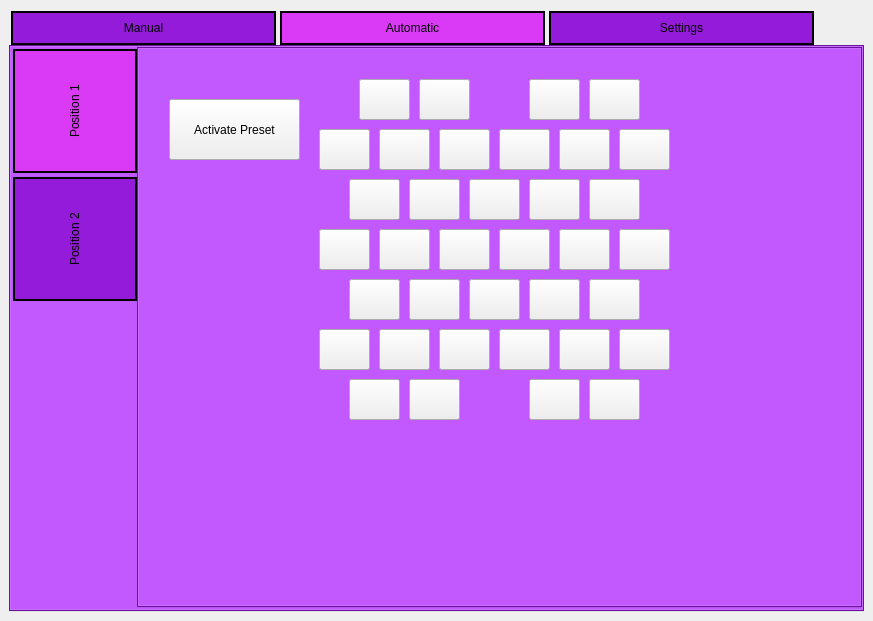
Before: the Qt Designer form GUI/vr_gui_layout.ui in rschloen/haptic_vr, drawn with Qt 5.
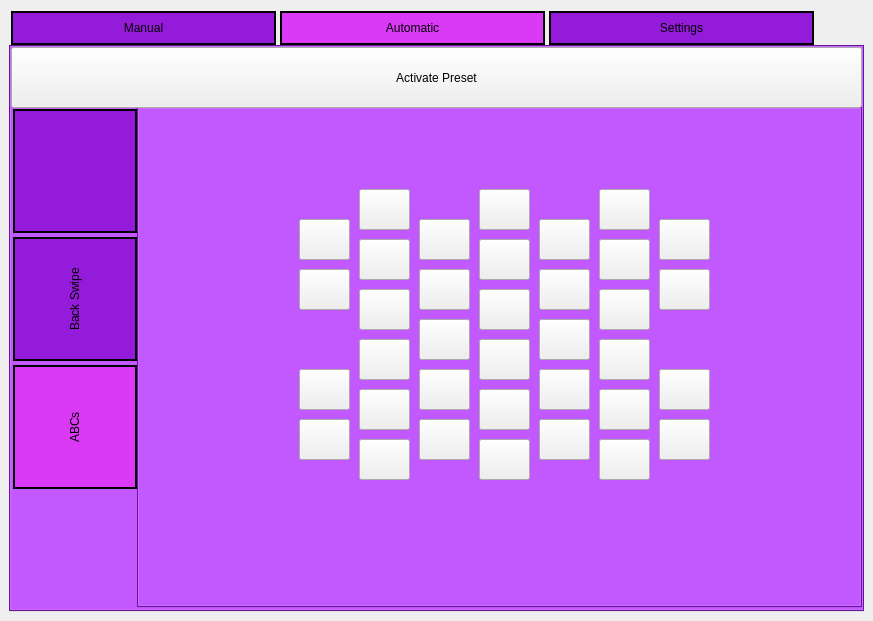
After: the same form once the commit is applied. The open tabs and pages were chosen to show the change. Icons and pictures are not drawn.

Commit message:
Added All modes and presets
To manual tab: Added ability to set all features of timing (continuous,
high/low freq modulation and duty cycle).
Added multi touch (turning on multiple actuators at once)
Added the ability to make or append to a preset.
Made minor changes to style (hexagonal buttons)

To automatic tab: Added button that activates preset for selected tab.
Added tabs for two new presets, ABCs and simulating hand sliding along
back

What changed in the file:
```diff
--- a/GUI/vr_gui_layout.ui
+++ b/GUI/vr_gui_layout.ui
@@ -20,11 +20,7 @@
    <bool>false</bool>
   </property>
   <property name="styleSheet">
-   <string notr="true">QPushButton:checked{
-	color: blue;
-	background-color: rgb(48, 50, 198);
-	border: 1px solid black;
-}
+   <string notr="true">
 </string>
   </property>
   <widget class="QWidget" name="centralwidget">
@@ -1183,9 +1179,9 @@
           <property name="geometry">
            <rect>
             <x>0</x>
-            <y>0</y>
+            <y>60</y>
             <width>851</width>
-            <height>561</height>
+            <height>501</height>
            </rect>
           </property>
           <property name="styleSheet">
@@ -1206,7 +1202,7 @@
            <enum>QTabWidget::West</enum>
           </property>
           <property name="currentIndex">
-           <number>0</number>
+           <number>2</number>
           </property>
           <property name="elideMode">
            <enum>Qt::ElideLeft</enum>
@@ -1216,7 +1212,7 @@
             <string notr="true"/>
            </property>
            <attribute name="title">
-            <string>Position 1</string>
+            <string/>
            </attribute>
            <widget class="QPushButton" name="Act7_2">
             <property name="geometry">
@@ -1797,25 +1793,25 @@
              <bool>true</bool>
             </property>
            </widget>
-           <widget class="QPushButton" name="preset_button1">
+          </widget>
+          <widget class="QWidget" name="tab_2">
+           <attribute name="title">
+            <string>Back Swipe</string>
+           </attribute>
+           <widget class="QPushButton" name="Act24_8">
             <property name="geometry">
              <rect>
-              <x>30</x>
-              <y>50</y>
-              <width>131</width>
-              <height>61</height>
+              <x>340</x>
+              <y>280</y>
+              <width>51</width>
+              <height>41</height>
              </rect>
             </property>
             <property name="text">
-             <string>Activate Preset</string>
+             <string/>
             </property>
            </widget>
-          </widget>
-          <widget class="QWidget" name="Position2">
-           <attribute name="title">
-            <string>Position 2</string>
-           </attribute>
-           <widget class="QPushButton" name="pushButton_73">
+           <widget class="QPushButton" name="Act11_8">
             <property name="geometry">
              <rect>
               <x>550</x>
@@ -2117,7 +2113,63 @@
            <widget class="QPushButton" name="pushButton_96">
             <property name="geometry">
              <rect>
-              <x>370</x>
+              <x>220</x>
+              <y>330</y>
+              <width>51</width>
+              <height>41</height>
+             </rect>
+            </property>
+            <property name="text">
+             <string/>
+            </property>
+            <property name="checkable">
+             <bool>true</bool>
+            </property>
+            <attribute name="buttonGroup">
+             <string notr="true">buttonGroup_2</string>
+            </attribute>
+           </widget>
+          </widget>
+          <widget class="QWidget" name="tab_3">
+           <attribute name="title">
+            <string>ABCs</string>
+           </attribute>
+           <widget class="QPushButton" name="Act14_4">
+            <property name="geometry">
+             <rect>
+              <x>400</x>
+              <y>160</y>
+              <width>51</width>
+              <height>41</height>
+             </rect>
+            </property>
+            <property name="text">
+             <string/>
+            </property>
+            <property name="checkable">
+             <bool>true</bool>
+            </property>
+           </widget>
+           <widget class="QPushButton" name="Act24_4">
+            <property name="geometry">
+             <rect>
+              <x>340</x>
+              <y>280</y>
+              <width>51</width>
+              <height>41</height>
+             </rect>
+            </property>
+            <property name="text">
+             <string/>
+            </property>
+            <property name="checkable">
+             <bool>true</bool>
+            </property>
+           </widget>
+           <widget class="QPushButton" name="Act2_4">
+            <property name="geometry">
+             <rect>
+              <x>220</x>
               <y>80</y>
               <width>51</width>
               <height>41</height>
@@ -2126,12 +2178,15 @@
             <property name="text">
              <string/>
             </property>
+            <property name="checkable">
+             <bool>true</bool>
+            </property>
            </widget>
-           <widget class="QPushButton" name="pushButton_97">
+           <widget class="QPushButton" name="Act7_4">
             <property name="geometry">
              <rect>
-              <x>310</x>
-              <y>250</y>
+              <x>280</x>
+              <y>110</y>
               <width>51</width>
               <height>41</height>
              </rect>
@@ -2139,11 +2194,30 @@
             <property name="text">
              <string/>
             </property>
+            <property name="checkable">
+             <bool>true</bool>
+            </property>
            </widget>
-           <widget class="QPushButton" name="pushButton_98">
+           <widget class="QPushButton" name="Act25_4">
             <property name="geometry">
              <rect>
-              <x>190</x>
+              <x>400</x>
+              <y>260</y>
+              <width>51</width>
+              <height>41</height>
+             </rect>
+            </property>
+            <property name="text">
+             <string/>
+            </property>
+            <property name="checkable">
+             <bool>true</bool>
+            </property>
+           </widget>
+           <widget class="QPushButton" name="Act20_4">
+            <property name="geometry">
+             <rect>
+              <x>400</x>
               <y>210</y>
               <width>51</width>
               <height>41</height>
@@ -2152,12 +2226,15 @@
             <property name="text">
              <string/>
             </property>
+            <property name="checkable">
+             <bool>true</bool>
+            </property>
            </widget>
-           <widget class="QPushButton" name="pushButton_99">
+           <widget class="QPushButton" name="Act33_4">
             <property name="geometry">
              <rect>
-              <x>250</x>
-              <y>230</y>
+              <x>520</x>
+              <y>310</y>
               <width>51</width>
               <height>41</height>
              </rect>
@@ -2165,11 +2242,14 @@
             <property name="text">
              <string/>
             </property>
+            <property name="checkable">
+             <bool>true</bool>
+            </property>
            </widget>
-           <widget class="QPushButton" name="pushButton_100">
+           <widget class="QPushButton" name="Act13_4">
             <property name="geometry">
              <rect>
-              <x>370</x>
+              <x>340</x>
               <y>180</y>
               <width>51</width>
               <height>41</height>
@@ -2178,11 +2258,222 @@
             <property name="text">
              <string/>
             </property>
+            <property name="checkable">
+             <bool>true</bool>
+            </property>
            </widget>
-           <widget class="QPushButton" name="pushButton_101">
+           <widget class="QPushButton" name="Act5_4">
             <property name="geometry">
              <rect>
-              <x>490</x>
+              <x>160</x>
+              <y>160</y>
+              <width>51</width>
+              <height>41</height>
+             </rect>
+            </property>
+            <property name="text">
+             <string/>
+            </property>
+            <property name="checkable">
+             <bool>true</bool>
+            </property>
+           </widget>
+           <widget class="QPushButton" name="Act27_4">
+            <property name="geometry">
+             <rect>
+              <x>160</x>
+              <y>310</y>
+              <width>51</width>
+              <height>41</height>
+             </rect>
+            </property>
+            <property name="text">
+             <string/>
+            </property>
+            <property name="checkable">
+             <bool>true</bool>
+            </property>
+           </widget>
+           <widget class="QPushButton" name="Act22_4">
+            <property name="geometry">
+             <rect>
+              <x>220</x>
+              <y>280</y>
+              <width>51</width>
+              <height>41</height>
+             </rect>
+            </property>
+            <property name="text">
+             <string/>
+            </property>
+            <property name="checkable">
+             <bool>true</bool>
+            </property>
+           </widget>
+           <widget class="QPushButton" name="Act23_4">
+            <property name="geometry">
+             <rect>
+              <x>280</x>
+              <y>260</y>
+              <width>51</width>
+              <height>41</height>
+             </rect>
+            </property>
+            <property name="text">
+             <string/>
+            </property>
+            <property name="checkable">
+             <bool>true</bool>
+            </property>
+           </widget>
+           <widget class="QPushButton" name="Act30_4">
+            <property name="geometry">
+             <rect>
+              <x>340</x>
+              <y>330</y>
+              <width>51</width>
+              <height>41</height>
+             </rect>
+            </property>
+            <property name="text">
+             <string/>
+            </property>
+            <property name="checkable">
+             <bool>true</bool>
+            </property>
+           </widget>
+           <widget class="QPushButton" name="Act31_4">
+            <property name="geometry">
+             <rect>
+              <x>400</x>
+              <y>310</y>
+              <width>51</width>
+              <height>41</height>
+             </rect>
+            </property>
+            <property name="text">
+             <string/>
+            </property>
+            <property name="checkable">
+             <bool>true</bool>
+            </property>
+           </widget>
+           <widget class="QPushButton" name="Act3_4">
+            <property name="geometry">
+             <rect>
+              <x>340</x>
+              <y>80</y>
+              <width>51</width>
+              <height>41</height>
+             </rect>
+            </property>
+            <property name="text">
+             <string/>
+            </property>
+            <property name="checkable">
+             <bool>true</bool>
+            </property>
+           </widget>
+           <widget class="QPushButton" name="Act10_4">
+            <property name="geometry">
+             <rect>
+              <x>460</x>
+              <y>130</y>
+              <width>51</width>
+              <height>41</height>
+             </rect>
+            </property>
+            <property name="text">
+             <string/>
+            </property>
+            <property name="checkable">
+             <bool>true</bool>
+            </property>
+           </widget>
+           <widget class="QPushButton" name="Act16_4">
+            <property name="geometry">
+             <rect>
+              <x>160</x>
+              <y>260</y>
+              <width>51</width>
+              <height>41</height>
+             </rect>
+            </property>
+            <property name="text">
+             <string/>
+            </property>
+            <property name="checkable">
+             <bool>true</bool>
+            </property>
+           </widget>
+           <widget class="QPushButton" name="Act18_4">
+            <property name="geometry">
+             <rect>
+              <x>280</x>
+              <y>210</y>
+              <width>51</width>
+              <height>41</height>
+             </rect>
+            </property>
+            <property name="text">
+             <string/>
+            </property>
+            <property name="checkable">
+             <bool>true</bool>
+            </property>
+           </widget>
+           <widget class="QPushButton" name="Act36_4">
+            <property name="geometry">
+             <rect>
+              <x>520</x>
+              <y>110</y>
+              <width>51</width>
+              <height>41</height>
+             </rect>
+            </property>
+            <property name="text">
+             <string/>
+            </property>
+            <property name="checkable">
+             <bool>true</bool>
+            </property>
+           </widget>
+           <widget class="QPushButton" name="Act6_4">
+            <property name="geometry">
+             <rect>
+              <x>220</x>
+              <y>130</y>
+              <width>51</width>
+              <height>41</height>
+             </rect>
+            </property>
+            <property name="text">
+             <string/>
+            </property>
+            <property name="checkable">
+             <bool>true</bool>
+            </property>
+           </widget>
+           <widget class="QPushButton" name="Act4_4">
+            <property name="geometry">
+             <rect>
+              <x>460</x>
+              <y>80</y>
+              <width>51</width>
+              <height>41</height>
+             </rect>
+            </property>
+            <property name="text">
+             <string/>
+            </property>
+            <property name="checkable">
+             <bool>true</bool>
+            </property>
+           </widget>
+           <widget class="QPushButton" name="Act17_4">
+            <property name="geometry">
+             <rect>
+              <x>220</x>
               <y>230</y>
               <width>51</width>
               <height>41</height>
@@ -2191,12 +2482,15 @@
             <property name="text">
              <string/>
             </property>
+            <property name="checkable">
+             <bool>true</bool>
+            </property>
            </widget>
-           <widget class="QPushButton" name="pushButton_102">
+           <widget class="QPushButton" name="Act28_4">
             <property name="geometry">
              <rect>
-              <x>430</x>
-              <y>100</y>
+              <x>220</x>
+              <y>330</y>
               <width>51</width>
               <height>41</height>
              </rect>
@@ -2204,11 +2498,78 @@
             <property name="text">
              <string/>
             </property>
+            <property name="checkable">
+             <bool>true</bool>
+            </property>
            </widget>
-           <widget class="QPushButton" name="pushButton_103">
+           <widget class="QPushButton" name="Act29_4">
             <property name="geometry">
              <rect>
-              <x>250</x>
+              <x>280</x>
+              <y>310</y>
+              <width>51</width>
+              <height>41</height>
+             </rect>
+            </property>
+            <property name="text">
+             <string/>
+            </property>
+            <property name="checkable">
+             <bool>true</bool>
+            </property>
+           </widget>
+           <widget class="QPushButton" name="Act34_4">
+            <property name="geometry">
+             <rect>
+              <x>520</x>
+              <y>260</y>
+              <width>51</width>
+              <height>41</height>
+             </rect>
+            </property>
+            <property name="text">
+             <string/>
+            </property>
+            <property name="checkable">
+             <bool>true</bool>
+            </property>
+           </widget>
+           <widget class="QPushButton" name="Act32_4">
+            <property name="geometry">
+             <rect>
+              <x>460</x>
+              <y>330</y>
+              <width>51</width>
+              <height>41</height>
+             </rect>
+            </property>
+            <property name="text">
+             <string/>
+            </property>
+            <property name="checkable">
+             <bool>true</bool>
+            </property>
+           </widget>
+           <widget class="QPushButton" name="Act21_4">
+            <property name="geometry">
+             <rect>
+              <x>460</x>
+              <y>230</y>
+              <width>51</width>
+              <height>41</height>
+             </rect>
+            </property>
+            <property name="text">
+             <string/>
+            </property>
+            <property name="checkable">
+             <bool>true</bool>
+            </property>
+           </widget>
+           <widget class="QPushButton" name="Act15_4">
+            <property name="geometry">
+             <rect>
+              <x>460</x>
               <y>180</y>
               <width>51</width>
               <height>41</height>
@@ -2217,12 +2578,15 @@
             <property name="text">
              <string/>
             </property>
+            <property name="checkable">
+             <bool>true</bool>
+            </property>
            </widget>
-           <widget class="QPushButton" name="pushButton_104">
+           <widget class="QPushButton" name="Act8_4">
             <property name="geometry">
              <rect>
-              <x>310</x>
-              <y>100</y>
+              <x>340</x>
+              <y>130</y>
               <width>51</width>
               <height>41</height>
              </rect>
@@ -2230,11 +2594,14 @@
             <property name="text">
              <string/>
             </property>
+            <property name="checkable">
+             <bool>true</bool>
+            </property>
            </widget>
-           <widget class="QPushButton" name="pushButton_105">
+           <widget class="QPushButton" name="Act26_4">
             <property name="geometry">
              <rect>
-              <x>490</x>
+              <x>460</x>
               <y>280</y>
               <width>51</width>
               <height>41</height>
@@ -2243,12 +2610,15 @@
             <property name="text">
              <string/>
             </property>
+            <property name="checkable">
+             <bool>true</bool>
+            </property>
            </widget>
-           <widget class="QPushButton" name="pushButton_106">
+           <widget class="QPushButton" name="Act19_4">
             <property name="geometry">
              <rect>
-              <x>250</x>
-              <y>80</y>
+              <x>340</x>
+              <y>230</y>
               <width>51</width>
               <height>41</height>
              </rect>
@@ -2256,12 +2626,15 @@
             <property name="text">
              <string/>
             </property>
+            <property name="checkable">
+             <bool>true</bool>
+            </property>
            </widget>
-           <widget class="QPushButton" name="pushButton_107">
+           <widget class="QPushButton" name="Act35_4">
             <property name="geometry">
              <rect>
-              <x>430</x>
-              <y>50</y>
+              <x>520</x>
+              <y>160</y>
               <width>51</width>
               <height>41</height>
              </rect>
@@ -2269,12 +2642,15 @@
             <property name="text">
              <string/>
             </property>
+            <property name="checkable">
+             <bool>true</bool>
+            </property>
            </widget>
-           <widget class="QPushButton" name="pushButton_108">
+           <widget class="QPushButton" name="Act12_4">
             <property name="geometry">
              <rect>
-              <x>250</x>
-              <y>280</y>
+              <x>280</x>
+              <y>160</y>
               <width>51</width>
               <height>41</height>
              </rect>
@@ -2282,9 +2658,76 @@
             <property name="text">
              <string/>
             </property>
+            <property name="checkable">
+             <bool>true</bool>
+            </property>
+            <property name="checked">
+             <bool>false</bool>
+            </property>
            </widget>
+           <widget class="QPushButton" name="Act11_4">
+            <property name="geometry">
+             <rect>
+              <x>220</x>
+              <y>180</y>
+              <width>51</width>
+              <height>41</height>
+             </rect>
+            </property>
+            <property name="text">
+             <string/>
+            </property>
+            <property name="checkable">
+             <bool>true</bool>
+            </property>
+           </widget>
+           <widget class="QPushButton" name="Act1_4">
+            <property name="geometry">
+             <rect>
+              <x>160</x>
+              <y>110</y>
+              <width>51</width>
+              <height>41</height>
+             </rect>
+            </property>
+            <property name="text">
+             <string/>
+            </property>
+            <property name="checkable">
+             <bool>true</bool>
+            </property>
+           </widget>
+           <widget class="QPushButton" name="Act9_4">
+            <property name="geometry">
+             <rect>
+              <x>400</x>
+              <y>110</y>
+              <width>51</width>
+              <height>41</height>
+             </rect>
+            </property>
+            <property name="text">
+             <string/>
+            </property>
+            <property name="checkable">
+             <bool>true</bool>
+            </property>
+           </widget>
           </widget>
          </widget>
+         <widget class="QPushButton" name="preset_button">
+          <property name="geometry">
+           <rect>
+            <x>0</x>
+            <y>0</y>
+            <width>851</width>
+            <height>61</height>
+           </rect>
+          </property>
+          <property name="text">
+           <string>Activate Preset</string>
+          </property>
+         </widget>
         </widget>
         <widget class="QWidget" name="Settings">
          <attribute name="title">
```
Left out of the diff: 852 changed lines with no effect on the pictures. The commit also changes 3 other files.
